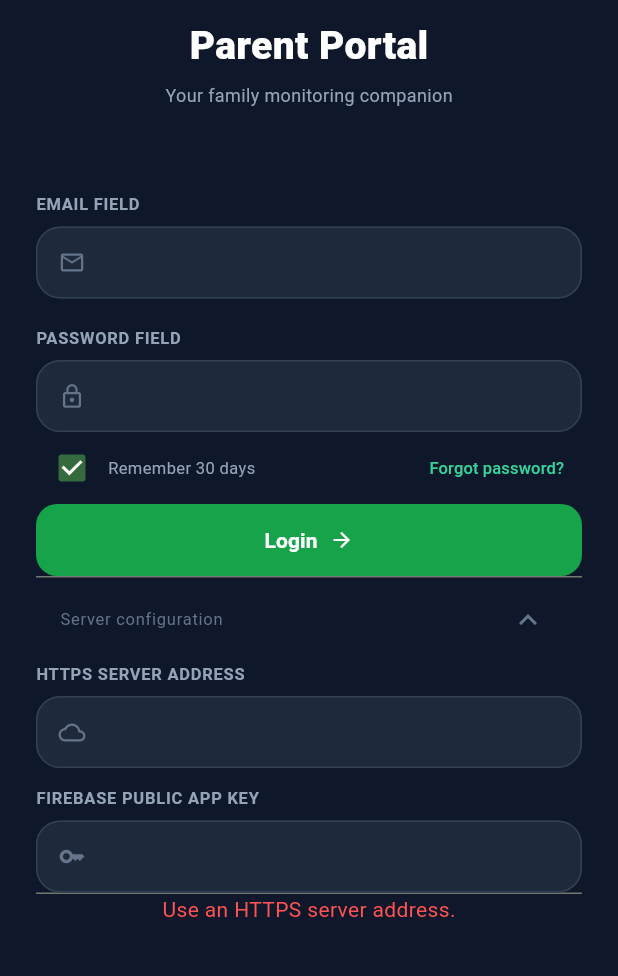
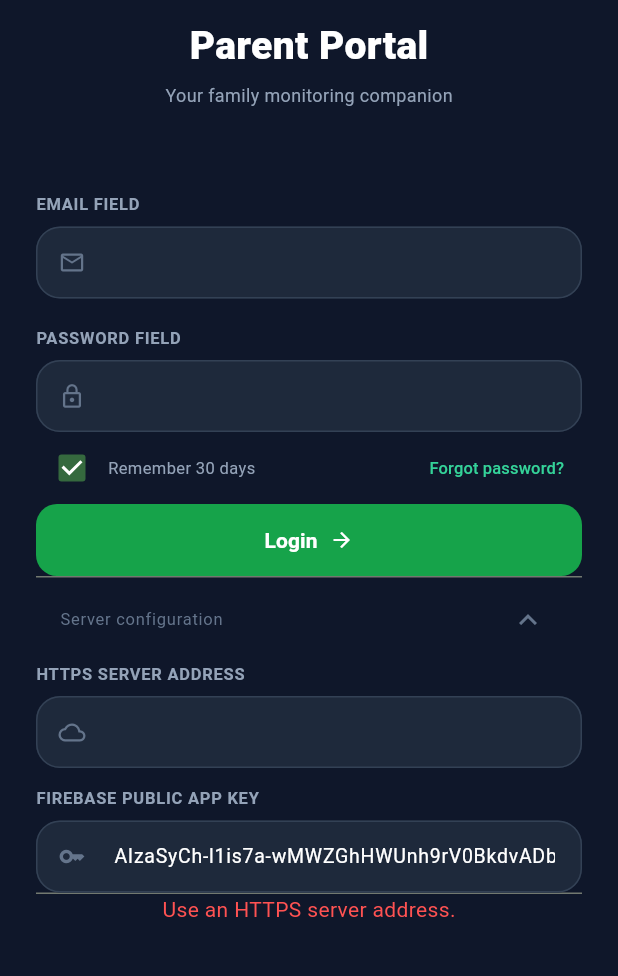
Before and after one commit to frances09f-lgtm/child-safety-parent, a Flutter app: the screen it shows after launch, after a tap on "Login", after a tap on "Server configuration", on a phone screen of 412 x 824 dp, the part 252-1228 px from its top. Run offline on Flutter 3.47's test engine with Material 3 defaults, Android fonts, the light colour scheme and no system bars; our stand-ins replace firebase_core, firebase_messaging, flutter_local_notifications, flutter_map, flutter_secure_storage, latlong2 and 1 more; missing offline and left inert: workmanager; accounts and stored records are empty.

Commit message:
Prefill public Firebase web key
FamilyApi: prefill the public Firebase Web API key (public client config,
documented in the client README) as an editable default so sign-in never
asks for it. Bump 1.4.8+13

```diff
--- a/lib/api.dart
+++ b/lib/api.dart
@@ -7,12 +7,16 @@ class FamilyApi {
   static const storage = FlutterSecureStorage(
     aOptions: AndroidOptions(encryptedSharedPreferences: true),
   );
-  static String server = '', key = '', email = '', _token = '', _refresh = '';
+  // Public Firebase Web API key for project app-testing-2cdba: public client
+  // configuration, not a secret. Pre-filled so sign-in never asks for it;
+  // the field stays editable for project moves.
+  static const defaultKey = 'AIzaSyCh-l1is7a-wMWZGhHWUnh9rV0BkdvADbk';
+  static String server = '', key = defaultKey, email = '', _token = '', _refresh = '';
   static bool _remember = true;
   static DateTime _expires = DateTime(2000);
   static Future<bool> restore() async {
     server = await storage.read(key: 'server') ?? '';
-    key = await storage.read(key: 'key') ?? '';
+    key = await storage.read(key: 'key') ?? defaultKey;
     email = await storage.read(key: 'email') ?? '';
     final until = DateTime.tryParse(
       await storage.read(key: 'rememberUntil') ?? '',
--- a/pubspec.yaml
+++ b/pubspec.yaml
@@ -1,7 +1,7 @@
 name: child_safety_parent
 description: Private family overview and child location dashboard.
 publish_to: none
-version: 1.4.7+12
+version: 1.4.8+13
 environment:
   sdk: ^3.10.4
 dependencies:
```
Also changed, not shown: 1 other file.
